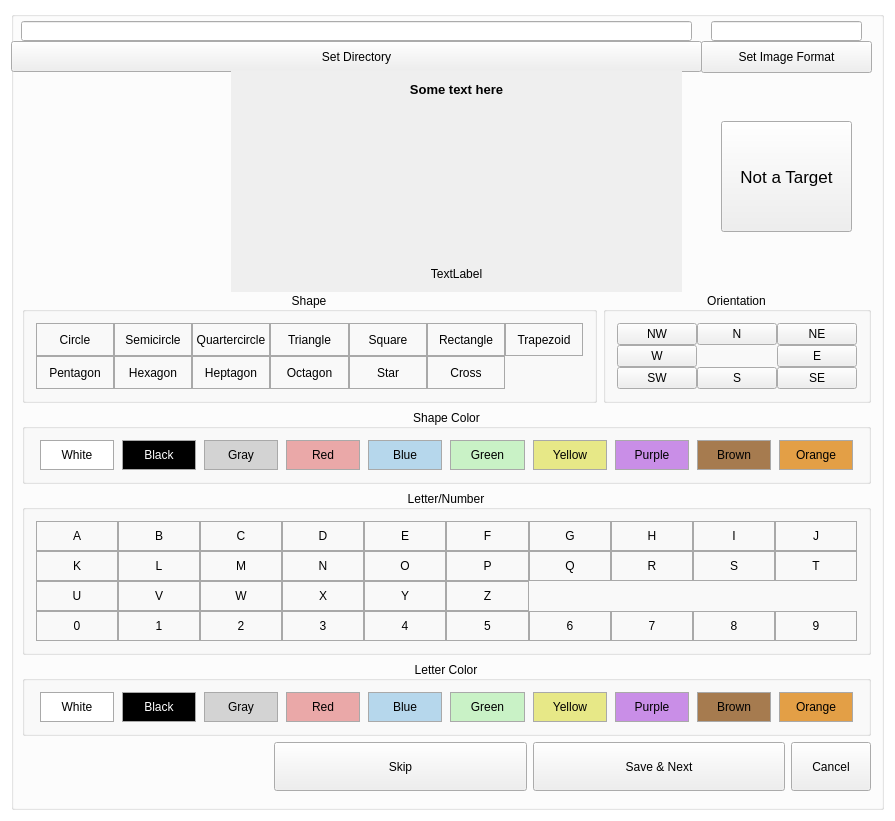
First picture: the form in ImageLabeler/imagelabelergui.ui, repository AZAutonomous/ImageLabeler, before the edit.
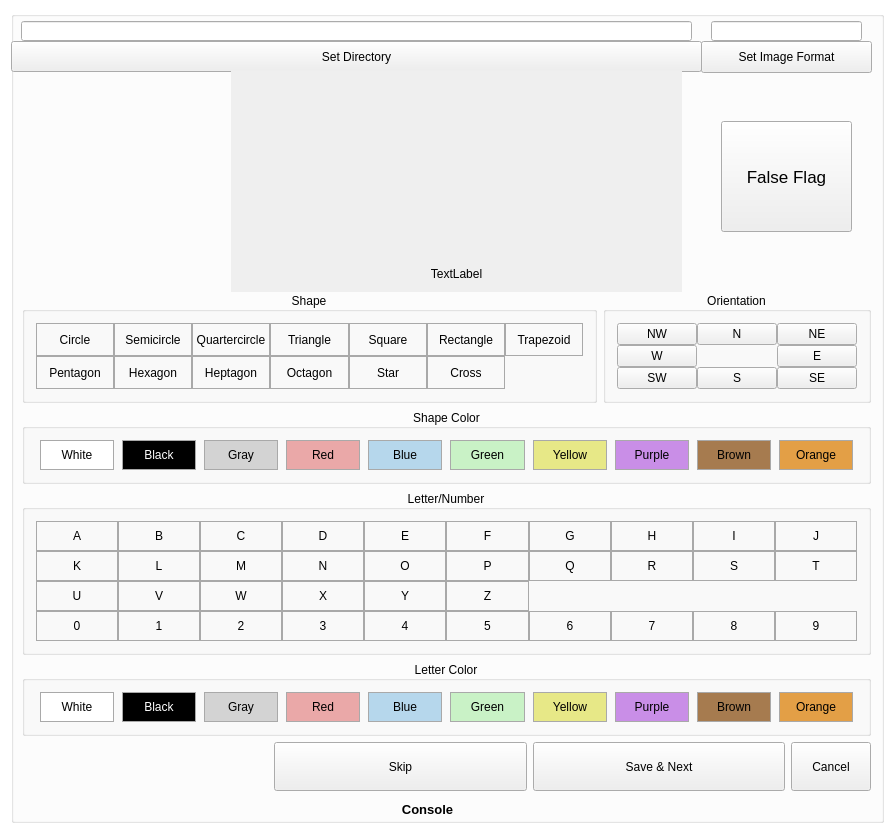
Second picture: the form after the edit.

Commit message: False Flag now a 1-click Operation

What changed in the file:
```diff
--- a/ImageLabeler/imagelabelergui.ui
+++ b/ImageLabeler/imagelabelergui.ui
@@ -7,7 +7,7 @@
     <x>0</x>
     <y>0</y>
     <width>895</width>
-    <height>821</height>
+    <height>834</height>
    </rect>
   </property>
   <property name="sizePolicy">
@@ -129,32 +129,6 @@
         <bool>true</bool>
        </property>
        <layout class="QVBoxLayout" name="verticalLayout_3">
-        <item>
-         <widget class="QLabel" name="imageFilepath">
-          <property name="sizePolicy">
-           <sizepolicy hsizetype="Expanding" vsizetype="Fixed">
-            <horstretch>0</horstretch>
-            <verstretch>0</verstretch>
-           </sizepolicy>
-          </property>
-          <property name="font">
-           <font>
-            <pointsize>10</pointsize>
-            <weight>75</weight>
-            <bold>true</bold>
-           </font>
-          </property>
-          <property name="text">
-           <string>Some text here</string>
-          </property>
-          <property name="textFormat">
-           <enum>Qt::PlainText</enum>
-          </property>
-          <property name="alignment">
-           <set>Qt::AlignCenter</set>
-          </property>
-         </widget>
-        </item>
         <item>
          <widget class="QLabel" name="image">
           <property name="sizePolicy">
@@ -228,7 +202,7 @@
         <string notr="true">selection-background-color: rgb(252, 0, 6);</string>
        </property>
        <property name="text">
-        <string>Not a Target</string>
+        <string>False Flag</string>
        </property>
        <property name="iconSize">
         <size>
@@ -3609,6 +3583,39 @@
         </item>
        </layout>
       </widget>
+      <widget class="QLabel" name="imageFilepath">
+       <property name="geometry">
+        <rect>
+         <x>-10</x>
+         <y>790</y>
+         <width>853</width>
+         <height>16</height>
+        </rect>
+       </property>
+       <property name="sizePolicy">
+        <sizepolicy hsizetype="Expanding" vsizetype="Fixed">
+         <horstretch>0</horstretch>
+         <verstretch>0</verstretch>
+        </sizepolicy>
+       </property>
+       <property name="font">
+        <font>
+         <pointsize>10</pointsize>
+         <weight>75</weight>
+         <italic>false</italic>
+         <bold>true</bold>
+        </font>
+       </property>
+       <property name="text">
+        <string>Console</string>
+       </property>
+       <property name="textFormat">
+        <enum>Qt::PlainText</enum>
+       </property>
+       <property name="alignment">
+        <set>Qt::AlignCenter</set>
+       </property>
+      </widget>
      </widget>
     </item>
    </layout>
```
Left out of the diff: 4 changed lines with no effect on the pictures. The commit also changes 3 other files.
